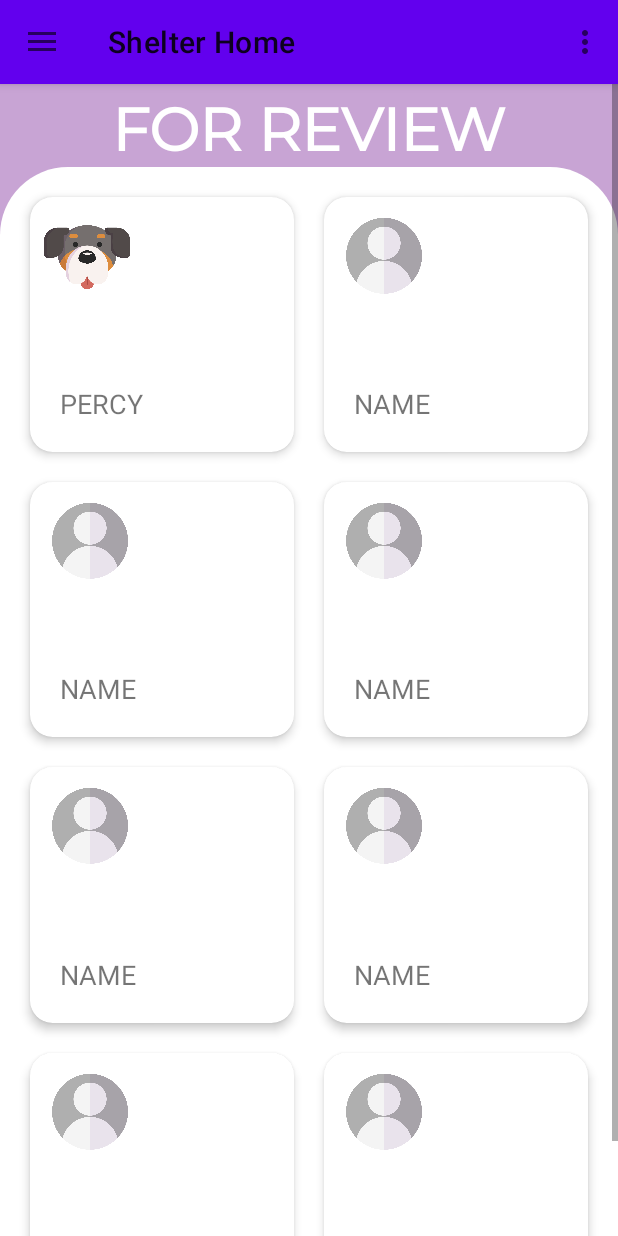
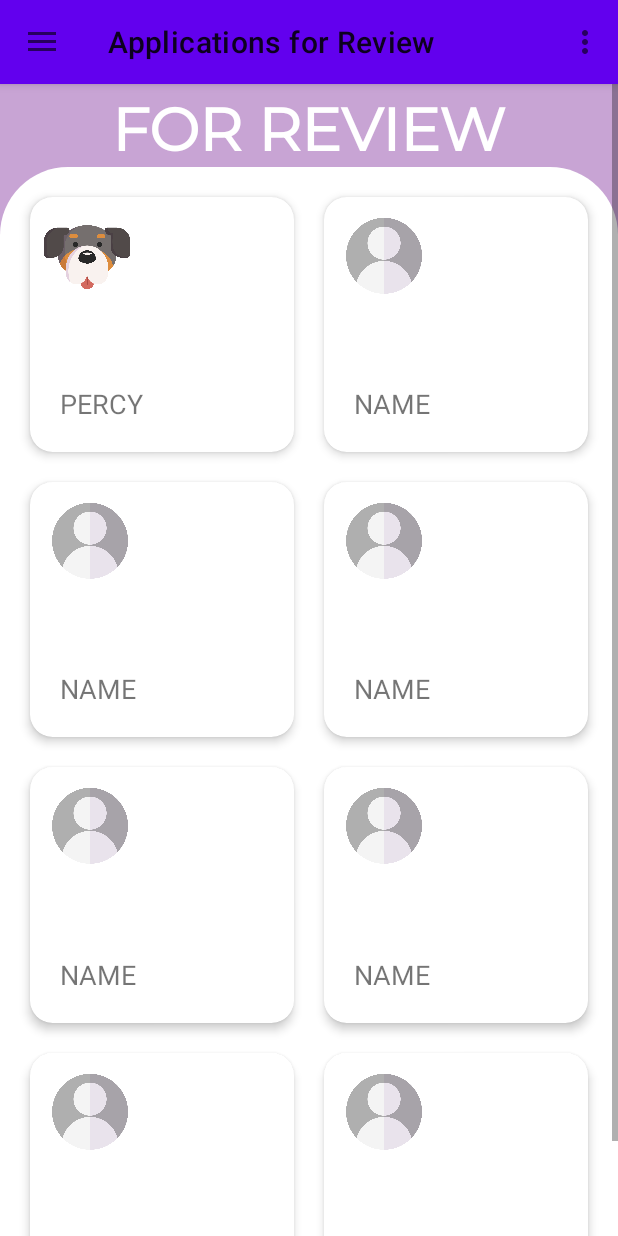
Before and after one commit to zainaisnain/Petnership_Kairos, an Android app: the fragment adopters placed in its activity, on a phone screen of 412 x 824 dp. Run offline under Robolectric (Android 15) with nearby library versions, the phone set to English and light mode, and no system bars; our stand-ins replace Firebase (no records; nobody signed in at launch, a user with empty details on screens opened directly), sdp/ssp sizes.

Commit message:
added-burger-app-list

```diff
--- a/app/src/main/java/com/example/petnership_kairos/MainActivity.java
+++ b/app/src/main/java/com/example/petnership_kairos/MainActivity.java
@@ -66,7 +66,7 @@ public class MainActivity extends AppCompatActivity implements NavigationView.On
         /**
          * Tool bar
          */
-        setSupportActionBar(toolbar);
+//        setSupportActionBar(toolbar);
 
         /**
          * Navigation Drawer Menu
--- a/app/src/main/java/com/example/petnership_kairos/adopters.java
+++ b/app/src/main/java/com/example/petnership_kairos/adopters.java
@@ -43,7 +43,11 @@ public class adopters extends Fragment {
         return view;
     }
 
-
+    @Override
+    public void onViewCreated(@NonNull View view, @Nullable Bundle savedInstanceState) {
+        super.onViewCreated(view, savedInstanceState);
+        getActivity().setTitle("Applications for Review");
+    }
 
     @Override
     public void onActivityCreated(@Nullable Bundle savedInstanceState) {
--- a/app/src/main/res/layouts/dashboard/layout/fragment_shelter_to_review_applications.xml
+++ b/app/src/main/res/layouts/dashboard/layout/fragment_shelter_to_review_applications.xml
@@ -545,7 +545,6 @@
                                     android:width="200dp"
                                     android:height="40dp"
                                     android:layout_margin="10dp"
-                                    app:lines="10"
                                     android:hint="Leave a Message" />
 
                                 <Button
```
